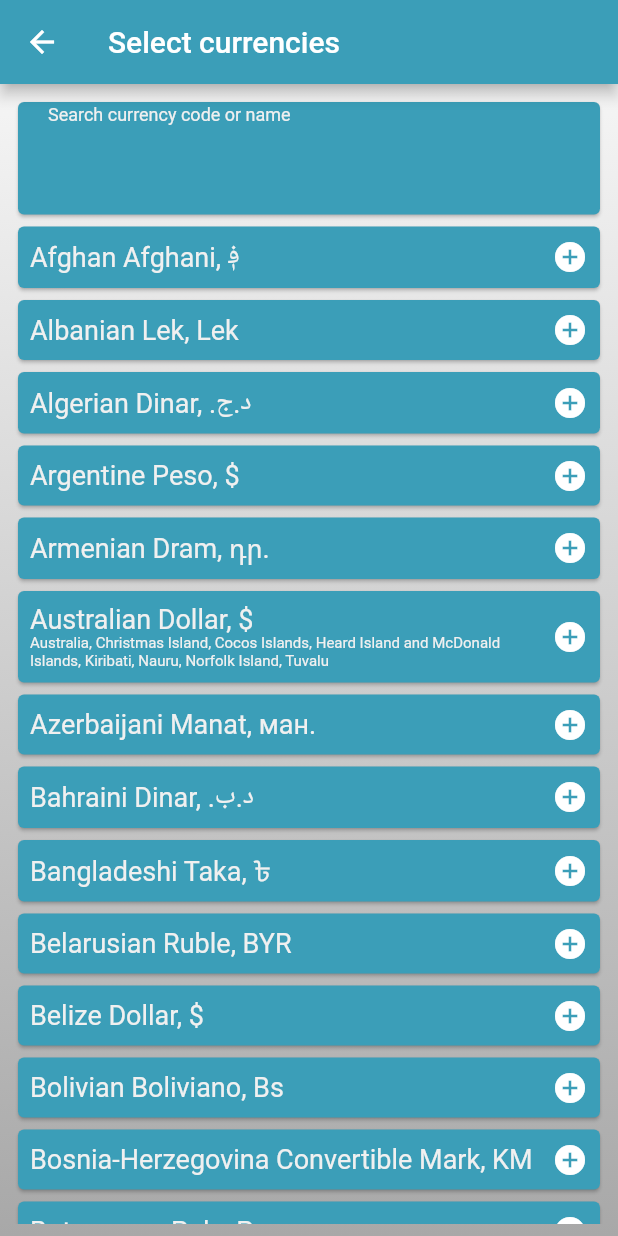
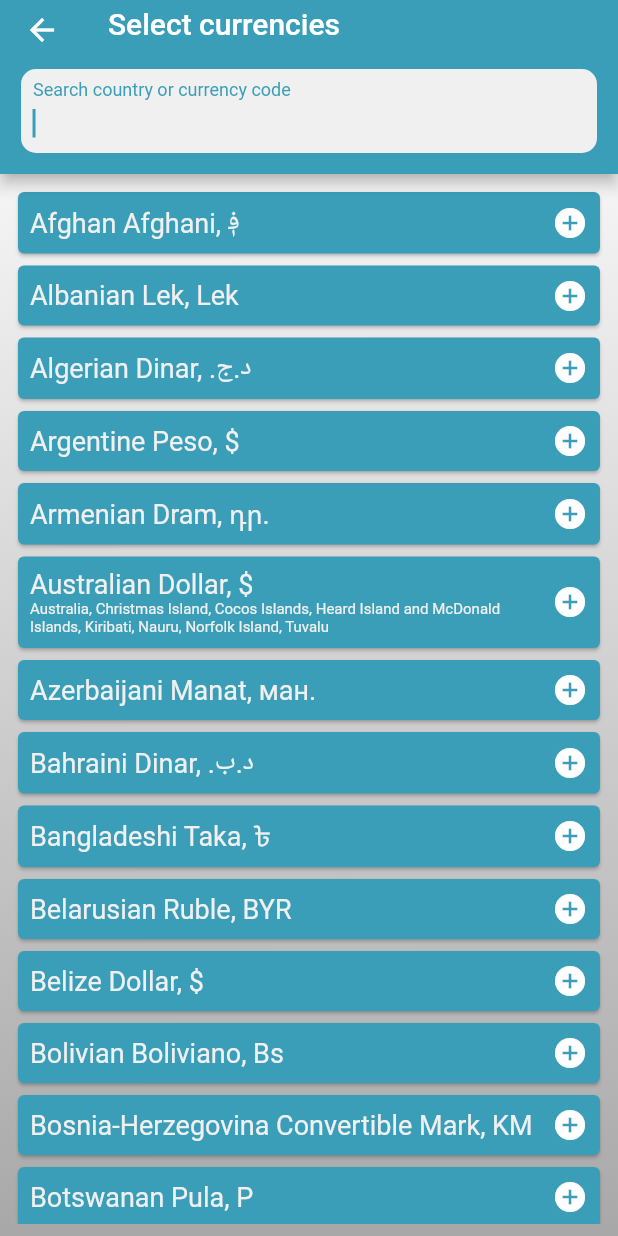
Before and after one commit to ddikman/travelrates, a Flutter app: the screen it shows after launch, on a phone screen of 412 x 824 dp. Run offline on Flutter 3.47's test engine with Material 2 defaults, Android fonts, the phone set to English and light mode, and no system bars; missing offline and left inert: geocoder, geolocation.

Commit message:
Changed styling on input field for searches.

```diff
--- a/lib/currencies_screen.dart
+++ b/lib/currencies_screen.dart
@@ -30,40 +30,42 @@ class CurrenciesScreenState extends State<CurrenciesScreen> {
     }).toList();
 
     final searchField = new Padding(
-      padding: const EdgeInsets.all(8.0),
+      padding: EdgeInsets.all(14.0),
+      child: new Container(
+        padding: new EdgeInsets.all(4.0),
+        decoration: BoxDecoration(
+          color: AppTheme.accentColor,
+          borderRadius: new BorderRadius.all(new Radius.circular(10.0)),
+        ),
         child: TextField(
           autofocus: true,
           onChanged: _filterCurrencies,
           style: TextStyle(
-          color: AppTheme.accentColor
+            color: AppTheme.primaryColor
           ),
           decoration: InputDecoration(
-            labelText: 'Search currency code or name',
-            labelStyle: TextStyle(
-              color: AppTheme.accentColor,
+            contentPadding: EdgeInsets.all(4.0),
+              labelText: "Search country or currency code",
+              hintText: "Search country or currency code",
+            border: InputBorder.none
           ),
-            border: OutlineInputBorder()
         ),
       ),
     );
 
     final body = new Padding(
       padding: const EdgeInsets.all(8.0),
-      child: new Column(
-        mainAxisSize: MainAxisSize.min,
-        crossAxisAlignment: CrossAxisAlignment.stretch,
-        children: <Widget>[
-          new Card(
-            color: AppTheme.primaryColor,
-            child: searchField
-          ),
-          new Expanded(child: ListView(children: currencyWidgets)),
-        ],
-      ),
+      child: ListView(children: currencyWidgets)
     );
 
     return Scaffold(
-      appBar: AppBar(title: Text('Select currencies')),
+      appBar: AppBar(
+          title: Text('Select currencies'),
+        bottom: new PreferredSize(
+          child: searchField,
+          preferredSize: const Size.fromHeight(60.0),
+        ),
+      ),
       body: BackgroundContainer(child: body)
     );
   }
--- a/lib/main.dart
+++ b/lib/main.dart
@@ -30,7 +30,7 @@ class _AppRootState extends State<AppRoot> {
       theme: new ThemeData(
           primarySwatch: AppTheme.primaryColor,
           iconTheme: baseTheme.primaryIconTheme.copyWith(color: AppTheme.accentColor),
-          hintColor: Colors.transparent, // borders of textfield hints
+          hintColor: AppTheme.accentColor, // borders of textfield hints
           textTheme: baseTheme.textTheme
               .copyWith(body1: TextStyle(color: AppTheme.accentColor))),
       home: new LoadingScreen(),
```
Lines whose indentation alone changed are shown as unchanged.
